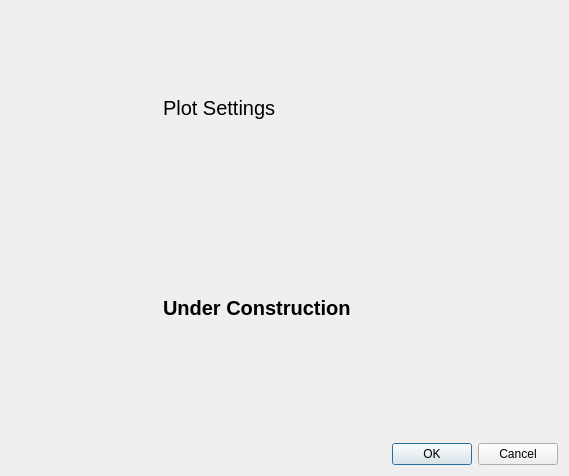
Qt form plotdialog.ui (WXY163/ezAMI) before a commit.
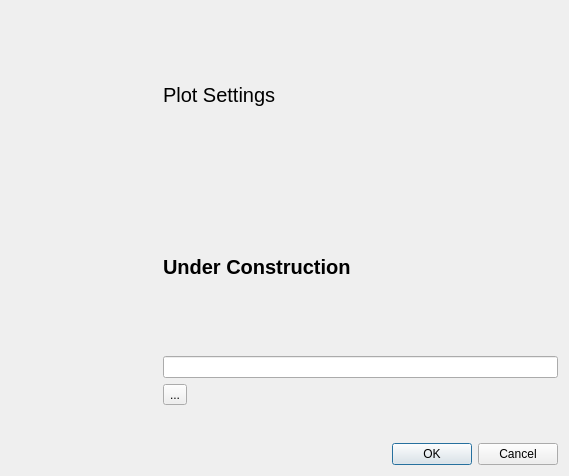
The same form after that commit.

What changed in the file:
```diff
--- a/plotdialog.ui
+++ b/plotdialog.ui
@@ -42,6 +42,16 @@
        </property>
       </widget>
      </item>
+     <item>
+      <widget class="QLineEdit" name="lineEdit"/>
+     </item>
+     <item>
+      <widget class="QToolButton" name="toolButton">
+       <property name="text">
+        <string>...</string>
+       </property>
+      </widget>
+     </item>
      <item>
       <spacer name="verticalSpacer">
        <property name="orientation">
```
